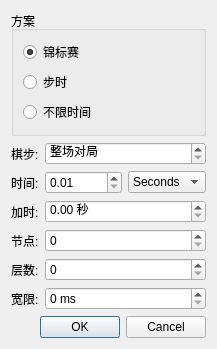
Above: projects/gui/ui/timecontroldlg.ui from leedavid/GGguiX before the change. Below: the same form after it.
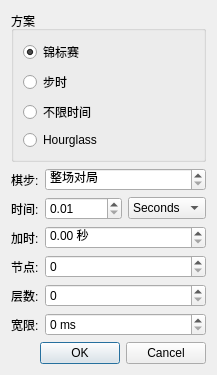
That is the form after the change.

Diff of the .ui file:
```diff
--- a/projects/gui/ui/timecontroldlg.ui
+++ b/projects/gui/ui/timecontroldlg.ui
@@ -6,8 +6,8 @@
    <rect>
     <x>0</x>
     <y>0</y>
-    <width>286</width>
-    <height>381</height>
+    <width>289</width>
+    <height>399</height>
    </rect>
   </property>
   <property name="windowTitle">
@@ -65,6 +65,16 @@
         </property>
        </widget>
       </item>
+       <item>
+       <widget class="QRadioButton" name="m_hourglassRadio">
+        <property name="toolTip">
+         <string>Time used is added to opponent's available time</string>
+        </property>
+        <property name="text">
+         <string>Hourglass</string>
+        </property>
+       </widget>
+      </item>
      </layout>
     </widget>
    </item>
```
